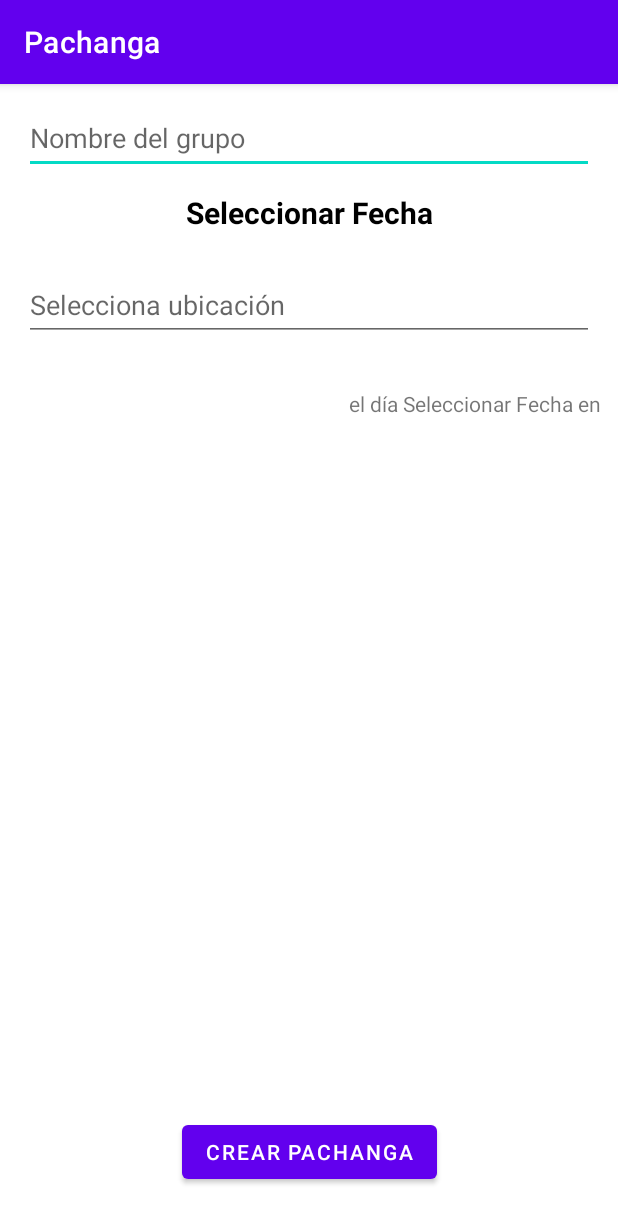
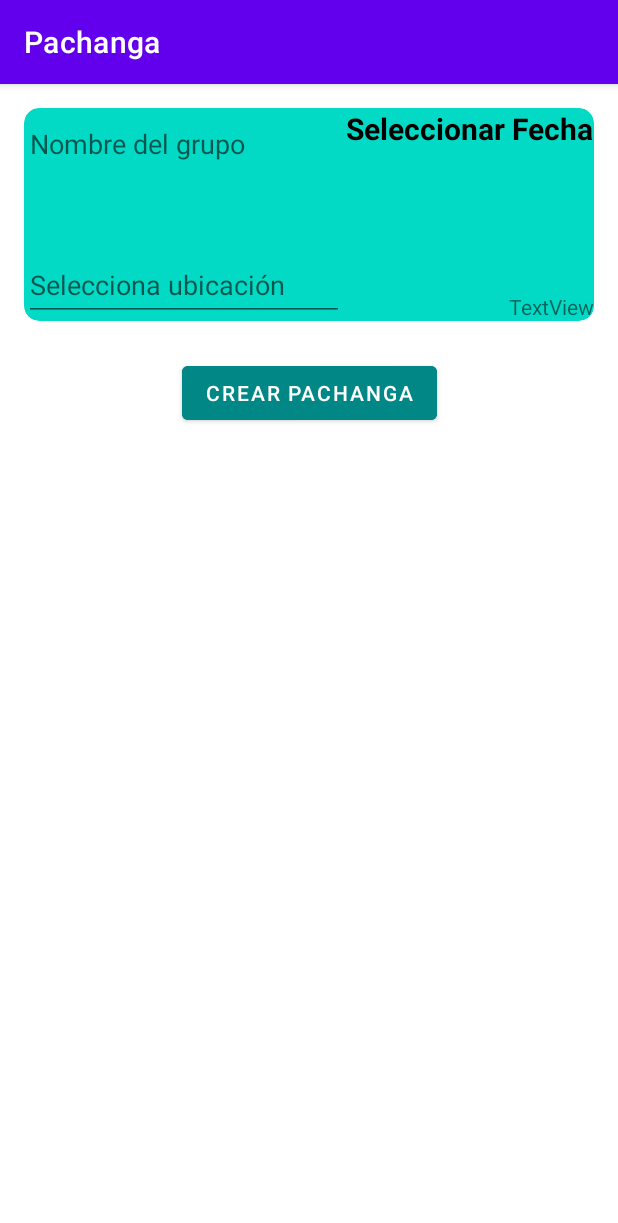
Before and after one commit to vikiii22/ProyectoFinal, an Android app: the fragment EventsFragment shown on its own in the app's theme, after a tap on "CREAR PACHANGA", on a phone screen of 412 x 824 dp. Shown: the top 1223 px of the screen. Run offline under Robolectric (Android 15) with nearby library versions, the phone set to English and light mode, and no system bars; our stand-ins replace Firebase (no records; nobody signed in at launch, a user with empty details on screens opened directly).

Commit message:
Tarjeta para crear evento y segurizar que no hayan eventos en blanco

```diff
--- a/app/src/main/java/com/example/pachanga_joseasanchezlopez/MainActivity.java
+++ b/app/src/main/java/com/example/pachanga_joseasanchezlopez/MainActivity.java
@@ -53,7 +53,7 @@ public class MainActivity extends AppCompatActivity {
                 FirebaseAuth.getInstance().createUserWithEmailAndPassword(
                         etEmail.getText().toString(), etPassword.getText().toString());
             }*/
-            comprobarAutenticacion();
+            createSingInIntent();
         });
 
         /**
--- a/app/src/main/java/com/example/pachanga_joseasanchezlopez/ui/events/EventsFragment.java
+++ b/app/src/main/java/com/example/pachanga_joseasanchezlopez/ui/events/EventsFragment.java
@@ -39,23 +39,23 @@ public class EventsFragment extends Fragment {
 
         binding = FragmentGalleryBinding.inflate(inflater, container, false);
         View root = binding.getRoot();
-        tvDatos=root.findViewById(R.id.tvDatos);
-        tvFecha=root.findViewById(R.id.tvFecha);
-        etNombreGrupo=root.findViewById(R.id.etNombreGrupo);
-        etUbicacion=root.findViewById(R.id.etUbicacion);
-        btCrear=root.findViewById(R.id.btCrear);
+        tvDatos = root.findViewById(R.id.tvDatos);
+        tvFecha = root.findViewById(R.id.tvFecha);
+        etNombreGrupo = root.findViewById(R.id.etNombreGrupo);
+        etUbicacion = root.findViewById(R.id.etUbicacion);
+        btCrear = root.findViewById(R.id.btCrear);
 
-        Calendar calendar=Calendar.getInstance();
-        int anyo=calendar.get(Calendar.YEAR);
-        int mes=calendar.get(Calendar.MONTH);
-        int dia=calendar.get(Calendar.DAY_OF_MONTH);
+        Calendar calendar = Calendar.getInstance();
+        int anyo = calendar.get(Calendar.YEAR);
+        int mes = calendar.get(Calendar.MONTH);
+        int dia = calendar.get(Calendar.DAY_OF_MONTH);
 
         tvFecha.setOnClickListener(v -> {
-            DatePickerDialog datePickerDialog=new DatePickerDialog(getContext(), new DatePickerDialog.OnDateSetListener() {
+            DatePickerDialog datePickerDialog = new DatePickerDialog(getContext(), new DatePickerDialog.OnDateSetListener() {
                 @Override
                 public void onDateSet(DatePicker datePicker, int year, int month, int day) {
-                    month=mes+1;
-                    String date=day+"/"+month+"/"+year;
+                    month = mes + 1;
+                    String date = day + "/" + month + "/" + year;
                     tvFecha.setText(date);
                 }
             }, anyo, mes, dia);
@@ -64,10 +64,14 @@ public class EventsFragment extends Fragment {
         });
 
         btCrear.setOnClickListener(v -> {
-            tvDatos.setText(etNombreGrupo.getText() + " el día " + tvFecha.getText() + " en " + etUbicacion.getText());
-            NuevoEvento nuevo=new NuevoEvento(tvFecha.getText().toString(), etUbicacion.getText().toString(), etNombreGrupo.getText().toString());
-            FirebaseFirestore db=FirebaseFirestore.getInstance();
-            db.collection("pachangas").document().set(nuevo);
+            if (etNombreGrupo.getText().length() == 0 || tvFecha.getText().toString().equals("Seleccionar Fecha") || etUbicacion.getText().length() == 0) {
+                return;
+            } else {
+                tvDatos.setText(etNombreGrupo.getText() + " el día " + tvFecha.getText() + " en " + etUbicacion.getText());
+                NuevoEvento nuevo = new NuevoEvento(tvFecha.getText().toString(), etUbicacion.getText().toString(), etNombreGrupo.getText().toString());
+                FirebaseFirestore db = FirebaseFirestore.getInstance();
+                db.collection("pachangas").document().set(nuevo);
+            }
         });
 
         //final TextView textView = binding.textGallery;
--- a/app/src/main/res/layout/fragment_gallery.xml
+++ b/app/src/main/res/layout/fragment_gallery.xml
@@ -6,12 +6,23 @@
     android:layout_height="match_parent"
     tools:context=".ui.events.EventsFragment">
 
+    <Button
+        android:id="@+id/btCrear"
+        android:layout_width="wrap_content"
+        android:layout_height="wrap_content"
+        android:layout_marginTop="24dp"
+        android:backgroundTint="@color/teal_700"
+        android:text="Crear Pachanga"
+        app:layout_constraintEnd_toEndOf="parent"
+        app:layout_constraintStart_toStartOf="parent"
+        app:layout_constraintTop_toTopOf="@+id/guideline3" />
+
     <androidx.constraintlayout.widget.Guideline
         android:id="@+id/guideline3"
         android:layout_width="wrap_content"
         android:layout_height="wrap_content"
         android:orientation="horizontal"
-        app:layout_constraintGuide_begin="72dp" />
+        app:layout_constraintGuide_begin="158dp" />
 
     <androidx.constraintlayout.widget.Guideline
         android:id="@+id/guideline4"
@@ -20,38 +31,52 @@
         android:orientation="vertical"
         app:layout_constraintGuide_begin="205dp" />
 
-    <EditText
-        android:id="@+id/etNombreGrupo"
+    <androidx.cardview.widget.CardView
+        android:id="@+id/cardView"
         android:layout_width="0dp"
-        android:layout_height="48dp"
+        android:layout_height="0dp"
         android:layout_marginStart="16dp"
+        android:layout_marginTop="16dp"
         android:layout_marginEnd="16dp"
-        android:ems="10"
-        android:hint="Nombre del grupo"
-        android:inputType="textPersonName"
+        android:backgroundTint="@color/teal_200"
+        app:cardCornerRadius="10dp"
         app:layout_constraintBottom_toTopOf="@+id/guideline3"
         app:layout_constraintEnd_toEndOf="parent"
         app:layout_constraintStart_toStartOf="parent"
-        app:layout_constraintTop_toTopOf="parent" />
+        app:layout_constraintTop_toTopOf="parent">
+
+        <androidx.constraintlayout.widget.ConstraintLayout
+            android:layout_width="match_parent"
+            android:layout_height="match_parent"
+            android:animationCache="false">
 
             <TextView
                 android:id="@+id/tvDatos"
                 android:layout_width="wrap_content"
                 android:layout_height="wrap_content"
-        android:layout_marginTop="32dp"
-        android:layout_marginEnd="8dp"
                 android:text="TextView"
-        app:layout_constraintEnd_toEndOf="parent"
-        app:layout_constraintTop_toBottomOf="@+id/etUbicacion" />
+                app:layout_constraintBottom_toBottomOf="parent"
+                app:layout_constraintEnd_toEndOf="parent" />
 
-    <Button
-        android:id="@+id/btCrear"
-        android:layout_width="wrap_content"
+            <EditText
+                android:id="@+id/etNombreGrupo"
+                android:layout_width="0dp"
+                android:layout_height="48dp"
+                android:ems="10"
+                android:hint="Nombre del grupo"
+                android:inputType="textPersonName"
+                app:layout_constraintStart_toStartOf="parent"
+                app:layout_constraintTop_toTopOf="parent" />
+
+            <EditText
+                android:id="@+id/etUbicacion"
+                android:layout_width="0dp"
                 android:layout_height="wrap_content"
-        android:layout_marginBottom="32dp"
-        android:text="Crear Pachanga"
+                android:ems="10"
+                android:hint="Selecciona ubicación"
+                android:inputType="textPersonName"
+                android:minHeight="48dp"
                 app:layout_constraintBottom_toBottomOf="parent"
-        app:layout_constraintEnd_toEndOf="parent"
                 app:layout_constraintStart_toStartOf="parent" />
 
             <TextView
@@ -63,20 +88,10 @@
                 android:textSize="20sp"
                 android:textStyle="bold"
                 app:layout_constraintEnd_toEndOf="parent"
-        app:layout_constraintStart_toStartOf="parent"
-        app:layout_constraintTop_toTopOf="@+id/guideline3" />
+                app:layout_constraintStart_toEndOf="@+id/etNombreGrupo"
+                app:layout_constraintTop_toTopOf="parent" />
+        </androidx.constraintlayout.widget.ConstraintLayout>
 
-    <EditText
-        android:id="@+id/etUbicacion"
-        android:layout_width="0dp"
-        android:layout_height="wrap_content"
-        android:layout_marginTop="24dp"
-        android:ems="10"
-        android:hint="Selecciona ubicación"
-        android:inputType="textPersonName"
-        android:minHeight="48dp"
-        app:layout_constraintEnd_toEndOf="@+id/etNombreGrupo"
-        app:layout_constraintStart_toStartOf="@+id/etNombreGrupo"
-        app:layout_constraintTop_toBottomOf="@+id/tvFecha" />
+    </androidx.cardview.widget.CardView>
 
 </androidx.constraintlayout.widget.ConstraintLayout>
```
Lines whose indentation alone changed are shown as unchanged.
